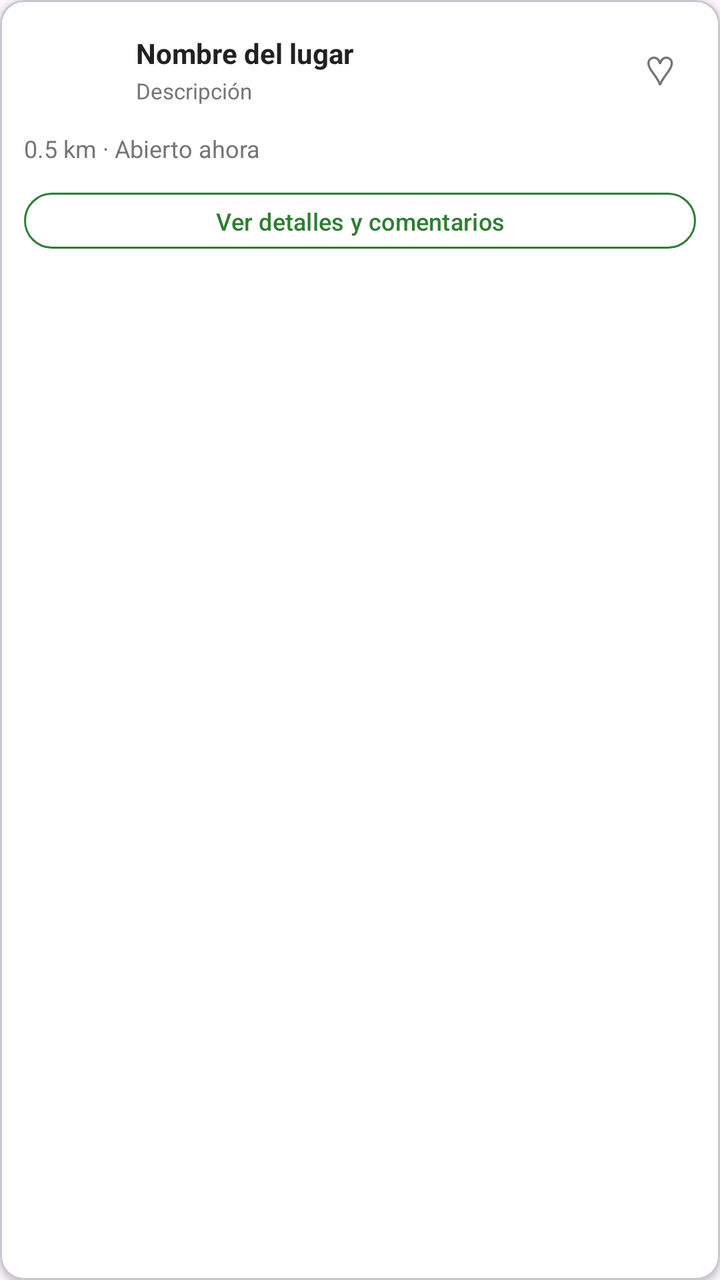
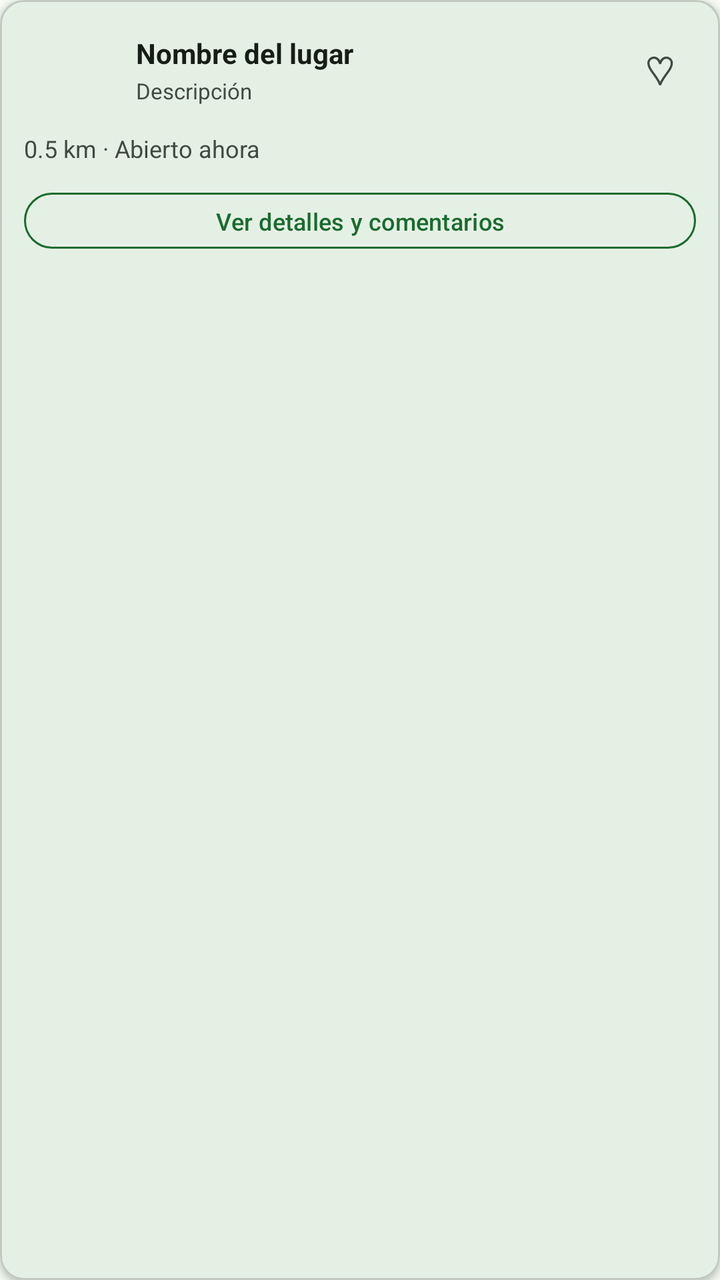

Screens rendered from an Android XML layout before and after an edit, with the pre-edit source and the edit as a unified diff.
<!-- AndroidManifest.xml: application theme Theme.Guander -->
<!-- res/layout/item_place.xml -->
﻿<?xml version="1.0" encoding="utf-8"?>
<com.google.android.material.card.MaterialCardView xmlns:android="http://schemas.android.com/apk/res/android"
    xmlns:app="http://schemas.android.com/apk/res-auto"
    android:layout_width="match_parent"
    android:layout_height="wrap_content"
    android:layout_marginBottom="10dp"
    app:cardCornerRadius="12dp"
    app:cardElevation="2dp"
    app:cardBackgroundColor="@color/white">

    <LinearLayout
        android:layout_width="match_parent"
        android:layout_height="wrap_content"
        android:orientation="vertical"
        android:padding="12dp">

        
        <LinearLayout
            android:layout_width="match_parent"
            android:layout_height="wrap_content"
            android:orientation="horizontal"
            android:gravity="center_vertical">

            <TextView
                android:id="@+id/tv_place_icon"
                android:layout_width="46dp"
                android:layout_height="46dp"
                android:textSize="20sp"
                android:gravity="center"
                android:layout_marginEnd="10dp" />

            <LinearLayout
                android:layout_width="0dp"
                android:layout_height="wrap_content"
                android:layout_weight="1"
                android:orientation="vertical">

                <TextView
                    android:id="@+id/tv_place_name"
                    android:layout_width="wrap_content"
                    android:layout_height="wrap_content"
                    android:text="Nombre del lugar"
                    android:textSize="14sp"
                    android:textStyle="bold"
                    android:textColor="#212121" />

                <TextView
                    android:id="@+id/tv_place_desc"
                    android:layout_width="wrap_content"
                    android:layout_height="wrap_content"
                    android:text="Descripción"
                    android:textSize="11sp"
                    android:textColor="@color/text_secondary"
                    android:layout_marginTop="2dp" />
            </LinearLayout>

            <TextView
                android:id="@+id/btn_favorite"
                android:layout_width="36dp"
                android:layout_height="36dp"
                android:text="♡"
                android:textSize="20sp"
                android:textColor="@color/text_secondary"
                android:gravity="center"
                android:background="?attr/selectableItemBackgroundBorderless" />
        </LinearLayout>

        
        <LinearLayout
            android:layout_width="match_parent"
            android:layout_height="wrap_content"
            android:orientation="horizontal"
            android:gravity="center_vertical"
            android:layout_marginTop="8dp">

            <TextView
                android:id="@+id/tv_place_info"
                android:layout_width="match_parent"
                android:layout_height="wrap_content"
                android:text="0.5 km · Abierto ahora"
                android:textSize="12sp"
                android:textColor="@color/text_secondary" />

        </LinearLayout>

        
        <TextView
            android:id="@+id/tv_place_address"
            android:layout_width="match_parent"
            android:layout_height="wrap_content"
            android:text=""
            android:textSize="11sp"
            android:textColor="@color/text_secondary"
            android:drawablePadding="4dp"
            android:layout_marginTop="2dp"
            android:visibility="gone" />

        
        <com.google.android.material.button.MaterialButton
            android:id="@+id/btn_detail"
            style="@style/Widget.Material3.Button.OutlinedButton"
            android:layout_width="match_parent"
            android:layout_height="36dp"
            android:text="Ver detalles y comentarios"
            android:textSize="12sp"
            android:layout_marginTop="10dp"
            app:strokeColor="@color/green_primary"
            app:strokeWidth="1dp"
            android:textColor="@color/green_primary" />
    </LinearLayout>
</com.google.android.material.card.MaterialCardView>
<!-- resources referenced by this layout -->
<resources>
  <color name="green_primary">#2E7D32</color>
  <color name="text_secondary">#757575</color>
  <color name="white">#FFFFFFFF</color>
  <style name="Theme.Guander" parent="Base.Theme.Guander" />
  <style name="Base.Theme.Guander" parent="Theme.Material3.DayNight.NoActionBar">
          
          
      </style>
</resources>

<!-- the commit's change to res/layout/item_place.xml (unified diff, before → after) -->
@@ -6,7 +6,7 @@
     android:layout_marginBottom="10dp"
     app:cardCornerRadius="12dp"
     app:cardElevation="2dp"
-    app:cardBackgroundColor="@color/white">
+    app:cardBackgroundColor="?attr/colorSurface">
 
     <LinearLayout
         android:layout_width="match_parent"
@@ -42,7 +42,7 @@
                     android:text="Nombre del lugar"
                     android:textSize="14sp"
                     android:textStyle="bold"
-                    android:textColor="#212121" />
+                    android:textColor="?attr/colorOnSurface" />
 
                 <TextView
                     android:id="@+id/tv_place_desc"
@@ -104,8 +104,8 @@
             android:text="Ver detalles y comentarios"
             android:textSize="12sp"
             android:layout_marginTop="10dp"
-            app:strokeColor="@color/green_primary"
+            app:strokeColor="?attr/colorPrimary"
             app:strokeWidth="1dp"
-            android:textColor="@color/green_primary" />
+            android:textColor="?attr/colorPrimary" />
     </LinearLayout>
 </com.google.android.material.card.MaterialCardView>
<!-- resource entries referenced after the edit -->
@@ -1,12 +1,56 @@
 <!-- resources referenced by this layout -->
 <resources>
-  <color name="green_primary">#2E7D32</color>
-  <color name="text_secondary">#757575</color>
-  <color name="white">#FFFFFFFF</color>
+  <color name="text_secondary">@color/md_theme_on_surface_variant</color>
   <style name="Theme.Guander" parent="Base.Theme.Guander" />
-  <style name="Base.Theme.Guander" parent="Theme.Material3.DayNight.NoActionBar">
-          
-          
+  <color name="md_theme_on_surface_variant">#414941</color>
+  <style name="Base.Theme.Guander" parent="Theme.Material3.Light.NoActionBar">
+          <item name="colorPrimary">@color/md_theme_primary</item>
+          <item name="colorOnPrimary">@color/md_theme_on_primary</item>
+          <item name="colorPrimaryContainer">@color/md_theme_primary_container</item>
+          <item name="colorOnPrimaryContainer">@color/md_theme_on_primary_container</item>
+          <item name="colorSecondary">@color/md_theme_secondary</item>
+          <item name="colorOnSecondary">@color/md_theme_on_secondary</item>
+          <item name="colorSecondaryContainer">@color/md_theme_secondary_container</item>
+          <item name="colorOnSecondaryContainer">@color/md_theme_on_secondary_container</item>
+          <item name="colorTertiary">@color/md_theme_tertiary</item>
+          <item name="colorOnTertiary">@color/md_theme_on_tertiary</item>
+          <item name="colorTertiaryContainer">@color/md_theme_tertiary_container</item>
+          <item name="colorOnTertiaryContainer">@color/md_theme_on_tertiary_container</item>
+          <item name="colorError">@color/md_theme_error</item>
+          <item name="colorOnError">@color/md_theme_on_error</item>
+          <item name="colorErrorContainer">@color/md_theme_error_container</item>
+          <item name="colorOnErrorContainer">@color/md_theme_on_error_container</item>
+          <item name="android:colorBackground">@color/md_theme_background</item>
+          <item name="colorOnBackground">@color/md_theme_on_background</item>
+          <item name="colorSurface">@color/md_theme_surface</item>
+          <item name="colorOnSurface">@color/md_theme_on_surface</item>
+          <item name="colorSurfaceVariant">@color/md_theme_surface_variant</item>
+          <item name="colorOnSurfaceVariant">@color/md_theme_on_surface_variant</item>
+          <item name="colorOutline">@color/md_theme_outline</item>
+          <item name="colorOutlineVariant">@color/md_theme_outline_variant</item>
       </style>
+  <color name="md_theme_primary">#1A6B2E</color>
+  <color name="md_theme_on_primary">#FFFFFF</color>
+  <color name="md_theme_primary_container">#A8F5B4</color>
+  <color name="md_theme_on_primary_container">#002109</color>
+  <color name="md_theme_secondary">#516350</color>
+  <color name="md_theme_on_secondary">#FFFFFF</color>
+  <color name="md_theme_secondary_container">#D3E8D0</color>
+  <color name="md_theme_on_secondary_container">#0E1F0F</color>
+  <color name="md_theme_tertiary">#39656C</color>
+  <color name="md_theme_on_tertiary">#FFFFFF</color>
+  <color name="md_theme_tertiary_container">#BCEBF2</color>
+  <color name="md_theme_on_tertiary_container">#001F24</color>
+  <color name="md_theme_error">#BA1A1A</color>
+  <color name="md_theme_on_error">#FFFFFF</color>
+  <color name="md_theme_error_container">#FFDAD6</color>
+  <color name="md_theme_on_error_container">#410002</color>
+  <color name="md_theme_background">#F5FBF3</color>
+  <color name="md_theme_on_background">#161D16</color>
+  <color name="md_theme_surface">#F5FBF3</color>
+  <color name="md_theme_on_surface">#161D16</color>
+  <color name="md_theme_surface_variant">#DDE5DA</color>
+  <color name="md_theme_outline">#717971</color>
+  <color name="md_theme_outline_variant">#C1C9BF</color>
 </resources>
 
